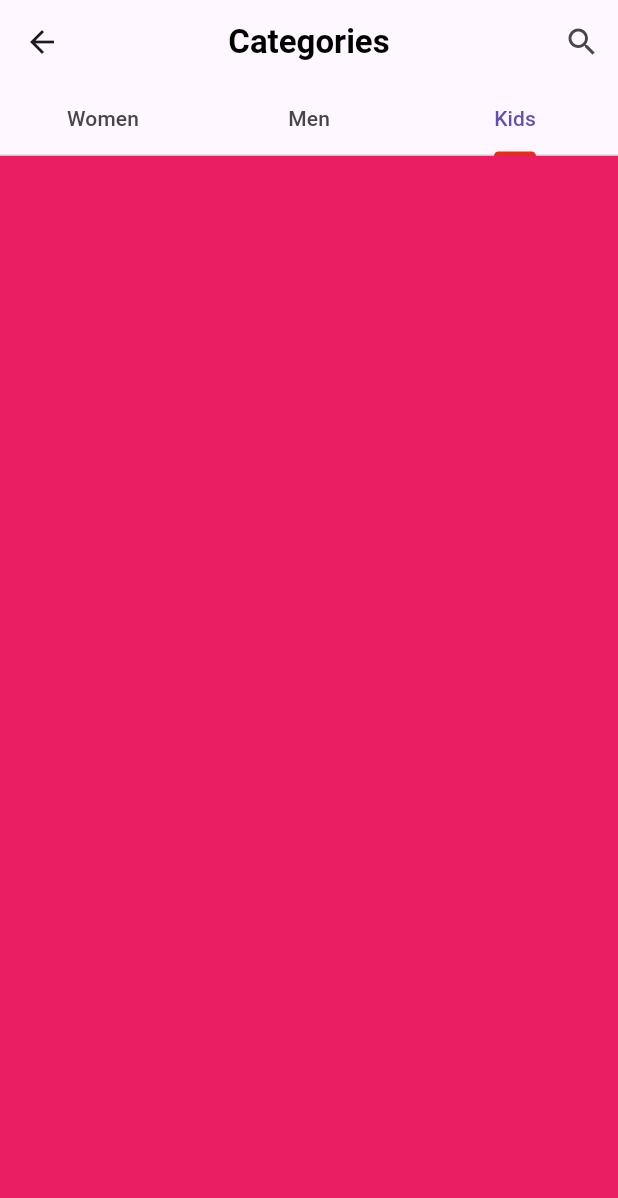
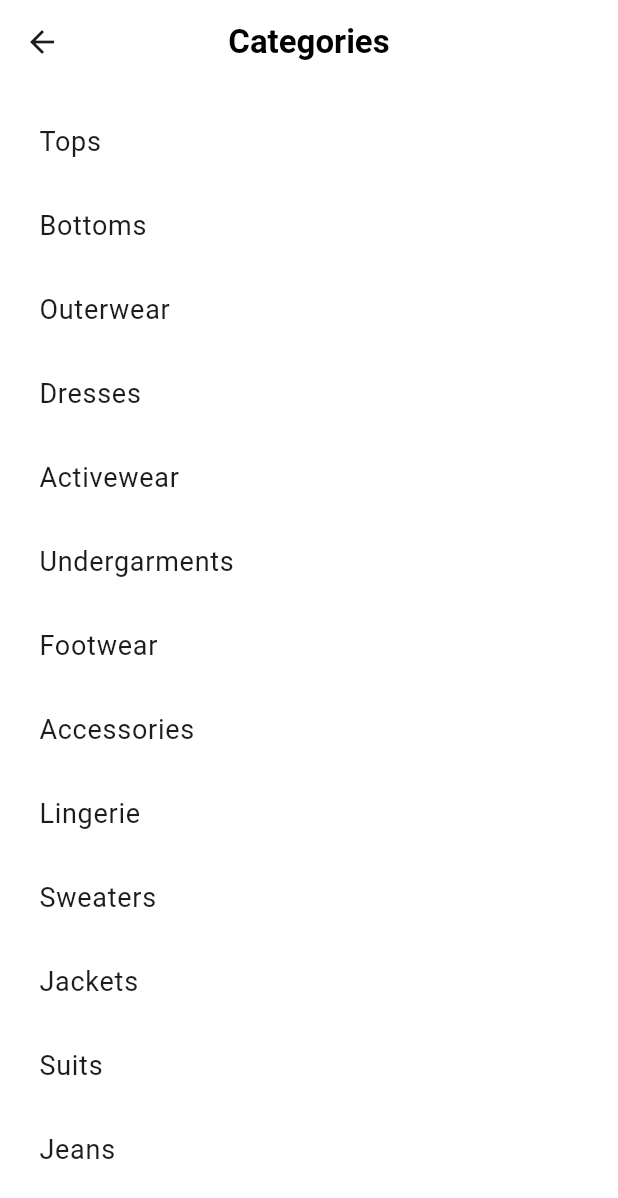
Before and after one commit to saneeswaran/flutter_ecommerce_application, a Flutter app: the ShopPage screen opened directly, tab 3 chosen, after a tap on the "search" icon, on a phone screen of 412 x 824 dp. Shown: the top 1198 px of the screen. Run offline on Flutter 3.47's test engine with Material 3 defaults, Android fonts, the phone set to English and light mode, and no system bars; our stand-ins replace flutter_rating, flutter_svg, page_transition, persistent_bottom_nav_bar_v2.

Commit message:
shop navi update

```diff
--- a/lib/constants/constants.dart
+++ b/lib/constants/constants.dart
@@ -1,6 +1,14 @@
+// local images
+
 const String googleSvgIcon = 'assets/vectors/google.svg';
 const String banner = 'assets/images/banner.png';
 const String streetCloths = 'assets/images/street banner.png';
+
+//category local images
+const String newCategory = 'assets/images/new category.png';
+const String accesories = 'assets/images/accesories.png';
+const String clothes = 'assets/images/clothes.png';
+const String shoes = 'assets/images/shoes.png';
 
 //sample network images
 const String image4 =
@@ -9,3 +17,27 @@ const String image5 =
     'https://m.media-amazon.com/images/I/41+RZlJz-KL._SX679_.jpg';
 const String image6 =
     'https://m.media-amazon.com/images/I/514oEsgBZsL._SX679_.jpg';
+
+//testing categories
+List<String> clothingCategories = [
+  "Tops",
+  "Bottoms",
+  "Outerwear",
+  "Dresses",
+  "Activewear",
+  "Undergarments",
+  "Footwear",
+  "Accessories",
+  "Lingerie",
+  "Sweaters",
+  "Jackets",
+  "Suits",
+  "Jeans",
+  "Shorts",
+  "Skirts",
+  "T-shirts",
+  "Blouses",
+  "Hoodies",
+  "Pants",
+  "Coats",
+];
--- a/lib/screens/shop page/shop_page.dart
+++ b/lib/screens/shop page/shop_page.dart
@@ -2,6 +2,9 @@ import 'package:cloth_ecommerce_application/screens/shop%20page/tab%20bar/kids_s
 import 'package:cloth_ecommerce_application/screens/shop%20page/tab%20bar/men_shopping.dart';
 import 'package:cloth_ecommerce_application/screens/shop%20page/tab%20bar/women_shopping.dart';
 import 'package:flutter/material.dart';
+import 'package:page_transition/page_transition.dart';
+
+import 'tab bar/category/all_category.dart';
 
 class ShopPage extends StatefulWidget {
   const ShopPage({super.key});
@@ -34,13 +37,24 @@ class _ShopPageState extends State<ShopPage>
     tabController.dispose();
   }
 
+  void movetoCategory() {
+    Navigator.push(
+      context,
+      PageTransition(
+        type: PageTransitionType.rightToLeft,
+        duration: const Duration(milliseconds: 400),
+        child: AllCategory(),
+      ),
+    );
+  }
+
   List<String> tabBarTitle = ["Women", "Men", "Kids"];
   @override
   Widget build(BuildContext context) {
     return Scaffold(
       appBar: AppBar(
         centerTitle: true,
-        title: Text(
+        title: const Text(
           "Categories",
           style: TextStyle(
             color: Colors.black,
@@ -48,7 +62,9 @@ class _ShopPageState extends State<ShopPage>
             fontWeight: FontWeight.bold,
           ),
         ),
-        actions: [IconButton(onPressed: () {}, icon: Icon(Icons.search))],
+        actions: [
+          IconButton(onPressed: movetoCategory, icon: Icon(Icons.search)),
+        ],
         bottom: TabBar(
           indicatorColor: Theme.of(context).primaryColor,
           tabs: List.generate(
--- /dev/null
+++ b/lib/screens/shop page/tab bar/category/all_category.dart
@@ -0,0 +1,52 @@
+import 'package:flutter/material.dart';
+
+import '../../../../constants/constants.dart';
+
+class AllCategory extends StatelessWidget {
+  const AllCategory({super.key});
+
+  @override
+  Widget build(BuildContext context) {
+    Size size = MediaQuery.of(context).size;
+    return Scaffold(
+      backgroundColor: Colors.white,
+      appBar: AppBar(
+        backgroundColor: Colors.white,
+        centerTitle: true,
+        title: const Text(
+          "Categories",
+          style: TextStyle(
+            color: Colors.black,
+            fontSize: 22,
+            fontWeight: FontWeight.bold,
+          ),
+        ),
+      ),
+      body: Container(
+        padding: const EdgeInsets.all(10),
+        child: SingleChildScrollView(
+          child: Column(children: [_listOfCategory()]),
+        ),
+      ),
+    );
+  }
+
+  Widget _listOfCategory() {
+    return ListView.builder(
+      itemCount: clothingCategories.length,
+      shrinkWrap: true,
+      physics: const NeverScrollableScrollPhysics(),
+      itemBuilder: (context, index) {
+        return InkWell(
+          onTap: () {},
+          child: ListTile(
+            title: Text(
+              clothingCategories[index],
+              style: TextStyle(fontSize: 18, fontWeight: FontWeight.w400),
+            ),
+          ),
+        );
+      },
+    );
+  }
+}
--- a/lib/screens/shop page/tab bar/kids_shopping.dart
+++ b/lib/screens/shop page/tab bar/kids_shopping.dart
@@ -1,10 +1,63 @@
+import 'package:cloth_ecommerce_application/widgets/category_listview_builder.dart';
 import 'package:flutter/material.dart';
 
-class KidsShopping extends StatelessWidget {
+class KidsShopping extends StatefulWidget {
   const KidsShopping({super.key});
 
   @override
+  State<KidsShopping> createState() => _WomenShoppingState();
+}
+
+class _WomenShoppingState extends State<KidsShopping> {
+  bool isBannerShow = true;
+
+  @override
   Widget build(BuildContext context) {
-    return Scaffold(backgroundColor: Colors.pink);
+    Size size = MediaQuery.of(context).size;
+    return Scaffold(
+      backgroundColor: Theme.of(context).scaffoldBackgroundColor,
+      body: Container(
+        padding: const EdgeInsets.all(10),
+        child: SingleChildScrollView(
+          child: Column(
+            spacing: size.height * 0.02,
+            children: [
+              isBannerShow ? _summerSaleBanner(size) : const SizedBox.shrink(),
+              CategoryListviewBuilder(),
+            ],
+          ),
+        ),
+      ),
+    );
+  }
+
+  Widget _summerSaleBanner(Size size) {
+    return Container(
+      height: size.height * 0.20,
+      width: size.width * 1,
+      decoration: BoxDecoration(
+        color: Theme.of(context).primaryColor,
+        borderRadius: BorderRadius.circular(15),
+      ),
+      child: Center(
+        child: Column(
+          mainAxisAlignment: MainAxisAlignment.center,
+          children: [
+            Text(
+              "SUMMER SALES",
+              style: TextStyle(
+                color: Colors.white,
+                fontWeight: FontWeight.bold,
+                fontSize: 20,
+              ),
+            ),
+            Text(
+              "Up to 50% offer",
+              style: TextStyle(color: Colors.white, fontSize: 18),
+            ),
+          ],
+        ),
+      ),
+    );
   }
 }
--- a/lib/screens/shop page/tab bar/men_shopping.dart
+++ b/lib/screens/shop page/tab bar/men_shopping.dart
@@ -1,10 +1,62 @@
+import 'package:cloth_ecommerce_application/widgets/category_listview_builder.dart';
 import 'package:flutter/material.dart';
 
-class MenShopping extends StatelessWidget {
+class MenShopping extends StatefulWidget {
   const MenShopping({super.key});
 
   @override
+  State<MenShopping> createState() => _WomenShoppingState();
+}
+
+class _WomenShoppingState extends State<MenShopping> {
+  bool isBannerShow = true;
+  @override
   Widget build(BuildContext context) {
-    return Scaffold();
+    Size size = MediaQuery.of(context).size;
+    return Scaffold(
+      backgroundColor: Theme.of(context).scaffoldBackgroundColor,
+      body: Container(
+        padding: const EdgeInsets.all(10),
+        child: SingleChildScrollView(
+          child: Column(
+            spacing: size.height * 0.02,
+            children: [
+              isBannerShow ? _summerSaleBanner(size) : const SizedBox.shrink(),
+              CategoryListviewBuilder(),
+            ],
+          ),
+        ),
+      ),
+    );
+  }
+
+  Widget _summerSaleBanner(Size size) {
+    return Container(
+      height: size.height * 0.20,
+      width: size.width * 1,
+      decoration: BoxDecoration(
+        color: Theme.of(context).primaryColor,
+        borderRadius: BorderRadius.circular(15),
+      ),
+      child: Center(
+        child: Column(
+          mainAxisAlignment: MainAxisAlignment.center,
+          children: [
+            Text(
+              "SUMMER SALES",
+              style: TextStyle(
+                color: Colors.white,
+                fontWeight: FontWeight.bold,
+                fontSize: 20,
+              ),
+            ),
+            Text(
+              "Up to 50% offer",
+              style: TextStyle(color: Colors.white, fontSize: 18),
+            ),
+          ],
+        ),
+      ),
+    );
   }
 }
--- a/lib/screens/shop page/tab bar/women_shopping.dart
+++ b/lib/screens/shop page/tab bar/women_shopping.dart
@@ -1,10 +1,62 @@
+import 'package:cloth_ecommerce_application/widgets/category_listview_builder.dart';
 import 'package:flutter/material.dart';
 
-class WomenShopping extends StatelessWidget {
+class WomenShopping extends StatefulWidget {
   const WomenShopping({super.key});
 
   @override
+  State<WomenShopping> createState() => _WomenShoppingState();
+}
+
+class _WomenShoppingState extends State<WomenShopping> {
+  bool isBannerShow = true;
+  @override
   Widget build(BuildContext context) {
-    return const Placeholder();
+    Size size = MediaQuery.of(context).size;
+    return Scaffold(
+      backgroundColor: Theme.of(context).scaffoldBackgroundColor,
+      body: Container(
+        padding: const EdgeInsets.all(10),
+        child: SingleChildScrollView(
+          child: Column(
+            spacing: size.height * 0.02,
+            children: [
+              isBannerShow ? _summerSaleBanner(size) : const SizedBox.shrink(),
+              CategoryListviewBuilder(),
+            ],
+          ),
+        ),
+      ),
+    );
+  }
+
+  Widget _summerSaleBanner(Size size) {
+    return Container(
+      height: size.height * 0.20,
+      width: size.width * 1,
+      decoration: BoxDecoration(
+        color: Theme.of(context).primaryColor,
+        borderRadius: BorderRadius.circular(15),
+      ),
+      child: Center(
+        child: Column(
+          mainAxisAlignment: MainAxisAlignment.center,
+          children: [
+            Text(
+              "SUMMER SALES",
+              style: TextStyle(
+                color: Colors.white,
+                fontWeight: FontWeight.bold,
+                fontSize: 20,
+              ),
+            ),
+            Text(
+              "Up to 50% offer",
+              style: TextStyle(color: Colors.white, fontSize: 18),
+            ),
+          ],
+        ),
+      ),
+    );
   }
 }
--- /dev/null
+++ b/lib/widgets/category_listview_builder.dart
@@ -0,0 +1,59 @@
+import 'package:cloth_ecommerce_application/constants/constants.dart';
+import 'package:flutter/material.dart';
+
+class CategoryListviewBuilder extends StatelessWidget {
+  const CategoryListviewBuilder({super.key});
+
+  @override
+  Widget build(BuildContext context) {
+    final List<String> categoryImages = [
+      newCategory,
+      shoes,
+      accesories,
+      clothes,
+    ];
+    final List<String> categoryList = ["New", "Shoes", "Accesories", "Clothes"];
+    Size size = MediaQuery.of(context).size;
+    return ListView.builder(
+      itemCount: categoryImages.length,
+      shrinkWrap: true,
+      physics: const NeverScrollableScrollPhysics(),
+      itemBuilder: (context, index) {
+        return Container(
+          margin: const EdgeInsets.only(top: 10),
+          height: size.height * 0.15,
+          width: size.width * 1,
+          decoration: BoxDecoration(
+            borderRadius: BorderRadius.circular(15),
+            color: Colors.white,
+          ),
+          child: Row(
+            children: [
+              Expanded(
+                child: Container(
+                  alignment: Alignment.center,
+                  height: size.height * 0.15,
+                  width: size.width * .5,
+                  child: Text(
+                    categoryList[index],
+                    style: TextStyle(fontSize: 16, fontWeight: FontWeight.bold),
+                  ),
+                ),
+              ),
+              Container(
+                height: size.height * 0.15,
+                width: size.width * .5,
+                decoration: BoxDecoration(
+                  image: DecorationImage(
+                    image: AssetImage(categoryImages[index]),
+                    fit: BoxFit.cover,
+                  ),
+                ),
+              ),
+            ],
+          ),
+        );
+      },
+    );
+  }
+}
```
Also changed, not shown: assets/images/accesories.png (added), assets/images/clothes.png (added), assets/images/new category.png (added), assets/images/shoes.png (added), 1 other file.
